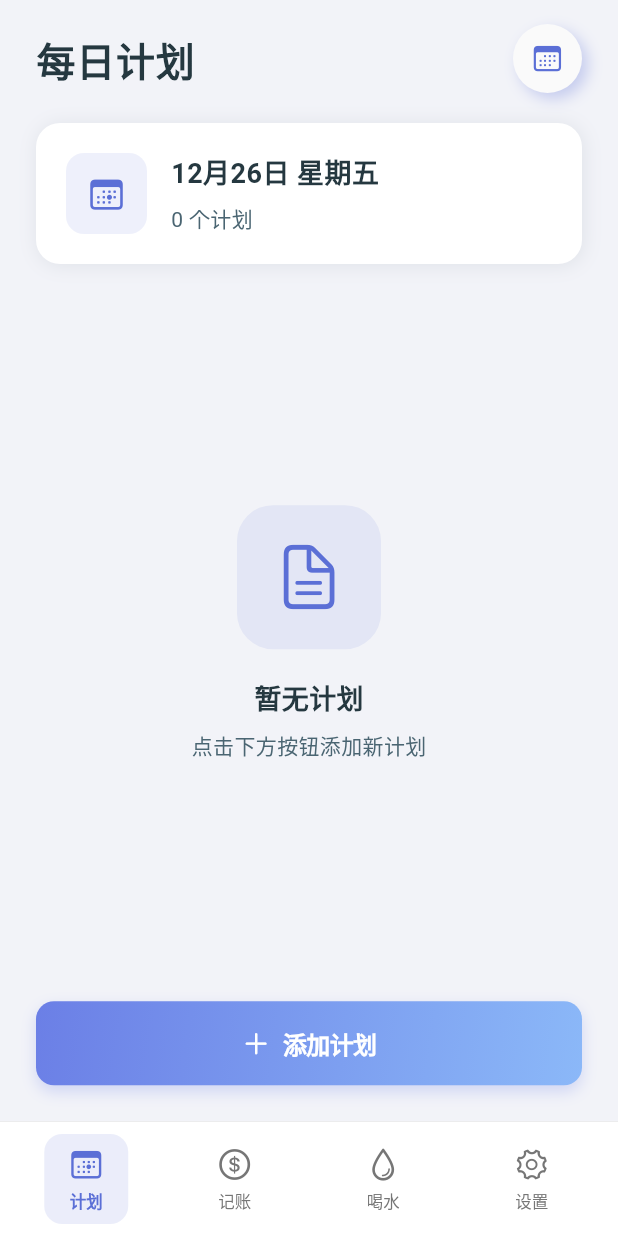
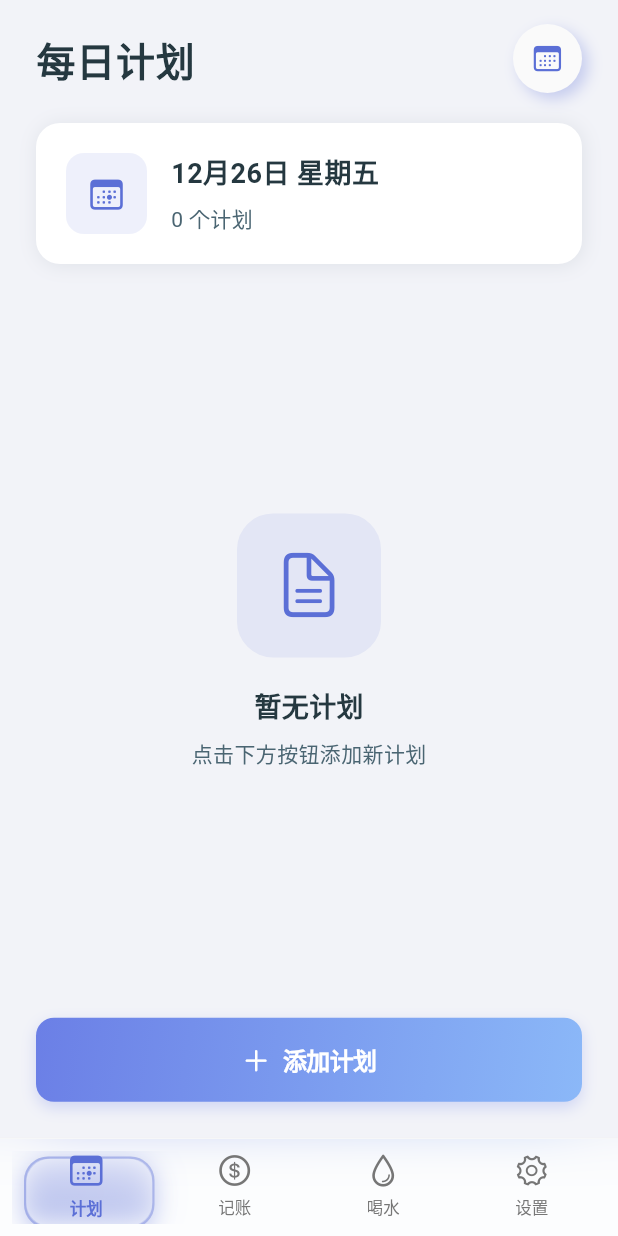
Before and after one commit to qq357877431/flutter_app, a Flutter app: the HomeScreen screen opened by its route, on a phone screen of 412 x 824 dp. Run offline on Flutter 3.47's test engine with Material 3 defaults, Android fonts, the phone set to English and light mode, and no system bars; our stand-ins replace dio, flutter_local_notifications, flutter_riverpod, shared_preferences, timezone; accounts and stored records are empty; network calls fail.

Commit message:
底部导航栏: iOS Liquid Glass液态玻璃风格，支持拖动切换

```diff
--- a/flutter_app/lib/screens/home_screen.dart
+++ b/flutter_app/lib/screens/home_screen.dart
@@ -1,3 +1,4 @@
+import 'dart:ui';
 import 'package:flutter/cupertino.dart';
 import 'package:flutter/material.dart';
 import '../config/colors.dart';
@@ -13,29 +14,89 @@ class HomeScreen extends StatefulWidget {
   State<HomeScreen> createState() => _HomeScreenState();
 }
 
-class _HomeScreenState extends State<HomeScreen> with SingleTickerProviderStateMixin {
+class _HomeScreenState extends State<HomeScreen> with TickerProviderStateMixin {
   int _currentIndex = 0;
-  late AnimationController _animationController;
+  late PageController _pageController;
+  late AnimationController _liquidController;
+
+  double _dragStartX = 0;
+  double _liquidPosition = 0; // 0-3 对应4个tab
+  bool _isDragging = false;
+
+  final List<_NavItemData> _navItems = [
+    _NavItemData('计划', CupertinoIcons.calendar, CupertinoIcons.calendar_today),
+    _NavItemData('记账', CupertinoIcons.money_dollar_circle, CupertinoIcons.money_dollar_circle_fill),
+    _NavItemData('喝水', CupertinoIcons.drop, CupertinoIcons.drop_fill),
+    _NavItemData('设置', CupertinoIcons.gear, CupertinoIcons.gear_solid),
+  ];
 
   @override
   void initState() {
     super.initState();
-    _animationController = AnimationController(
+    _pageController = PageController(initialPage: _currentIndex);
+    _liquidController = AnimationController(
       vsync: this,
-      duration: const Duration(milliseconds: 200),
+      duration: const Duration(milliseconds: 300),
     );
+    _liquidPosition = _currentIndex.toDouble();
   }
 
   @override
   void dispose() {
-    _animationController.dispose();
+    _pageController.dispose();
+    _liquidController.dispose();
     super.dispose();
   }
 
   void _onTabTapped(int index) {
     if (_currentIndex != index) {
-      setState(() => _currentIndex = index);
-      _animationController.forward(from: 0);
+      setState(() {
+        _currentIndex = index;
+        _liquidPosition = index.toDouble();
+      });
+      _pageController.animateToPage(
+        index,
+        duration: const Duration(milliseconds: 300),
+        curve: Curves.easeOutCubic,
+      );
+      _liquidController.forward(from: 0);
+    }
+  }
+
+  void _onPageChanged(int index) {
+    setState(() {
+      _currentIndex = index;
+      _liquidPosition = index.toDouble();
+    });
+  }
+
+  void _onHorizontalDragStart(DragStartDetails details) {
+    _dragStartX = details.localPosition.dx;
+    _isDragging = true;
+  }
+
+  void _onHorizontalDragUpdate(DragUpdateDetails details, double navWidth) {
+    if (!_isDragging) return;
+
+    final itemWidth = navWidth / 4;
+    final dx = details.localPosition.dx - _dragStartX;
+    final newPosition = (_currentIndex + dx / itemWidth).clamp(0.0, 3.0);
+
+    setState(() {
+      _liquidPosition = newPosition;
+    });
+  }
+
+  void _onHorizontalDragEnd(DragEndDetails details) {
+    _isDragging = false;
+    final targetIndex = _liquidPosition.round().clamp(0, 3);
+
+    if (targetIndex != _currentIndex) {
+      _onTabTapped(targetIndex);
+    } else {
+      setState(() {
+        _liquidPosition = _currentIndex.toDouble();
+      });
     }
   }
 
@@ -43,11 +104,14 @@ class _HomeScreenState extends State<HomeScreen> with SingleTickerProviderStateM
   Widget build(BuildContext context) {
     final isDark = Theme.of(context).brightness == Brightness.dark;
     final colors = AppColors(isDark);
+    final tabColors = [colors.primary, colors.green, colors.blue, colors.orange];
 
     return Scaffold(
       backgroundColor: colors.scaffoldBg,
-      body: IndexedStack(
-        index: _currentIndex,
+      body: PageView(
+        controller: _pageController,
+        onPageChanged: _onPageChanged,
+        physics: const BouncingScrollPhysics(),
         children: const [
           PlanScreen(),
           ExpenseScreen(),
@@ -55,63 +119,195 @@ class _HomeScreenState extends State<HomeScreen> with SingleTickerProviderStateM
           SettingsScreen(),
         ],
       ),
-      bottomNavigationBar: Container(
+      bottomNavigationBar: _LiquidGlassNavBar(
+        currentIndex: _currentIndex,
+        liquidPosition: _liquidPosition,
+        navItems: _navItems,
+        tabColors: tabColors,
+        colors: colors,
+        isDark: isDark,
+        onTabTapped: _onTabTapped,
+        onHorizontalDragStart: _onHorizontalDragStart,
+        onHorizontalDragUpdate: _onHorizontalDragUpdate,
+        onHorizontalDragEnd: _onHorizontalDragEnd,
+      ),
+    );
+  }
+}
+
+class _NavItemData {
+  final String label;
+  final IconData icon;
+  final IconData activeIcon;
+
+  _NavItemData(this.label, this.icon, this.activeIcon);
+}
+
+class _LiquidGlassNavBar extends StatelessWidget {
+  final int currentIndex;
+  final double liquidPosition;
+  final List<_NavItemData> navItems;
+  final List<Color> tabColors;
+  final AppColors colors;
+  final bool isDark;
+  final Function(int) onTabTapped;
+  final Function(DragStartDetails) onHorizontalDragStart;
+  final Function(DragUpdateDetails, double) onHorizontalDragUpdate;
+  final Function(DragEndDetails) onHorizontalDragEnd;
+
+  const _LiquidGlassNavBar({
+    required this.currentIndex,
+    required this.liquidPosition,
+    required this.navItems,
+    required this.tabColors,
+    required this.colors,
+    required this.isDark,
+    required this.onTabTapped,
+    required this.onHorizontalDragStart,
+    required this.onHorizontalDragUpdate,
+    required this.onHorizontalDragEnd,
+  });
+
+  @override
+  Widget build(BuildContext context) {
+    return Container(
       decoration: BoxDecoration(
-          color: colors.cardBg,
+        color: isDark
+            ? Colors.black.withOpacity(0.6)
+            : Colors.white.withOpacity(0.8),
         border: Border(
           top: BorderSide(
-              color: colors.divider,
+            color: isDark
+                ? Colors.white.withOpacity(0.1)
+                : Colors.black.withOpacity(0.05),
             width: 0.5,
           ),
         ),
       ),
+      child: ClipRect(
+        child: BackdropFilter(
+          filter: ImageFilter.blur(sigmaX: 20, sigmaY: 20),
           child: SafeArea(
-          child: Padding(
+            child: LayoutBuilder(
+              builder: (context, constraints) {
+                final navWidth = constraints.maxWidth;
+                final itemWidth = navWidth / 4;
+
+                return GestureDetector(
+                  onHorizontalDragStart: onHorizontalDragStart,
+                  onHorizontalDragUpdate: (details) => onHorizontalDragUpdate(details, navWidth),
+                  onHorizontalDragEnd: onHorizontalDragEnd,
+                  child: Container(
+                    height: 65,
                     padding: const EdgeInsets.symmetric(horizontal: 8, vertical: 8),
-            child: Row(
+                    child: Stack(
+                      children: [
+                        // 液态玻璃指示器
+                        AnimatedPositioned(
+                          duration: const Duration(milliseconds: 200),
+                          curve: Curves.easeOutCubic,
+                          left: liquidPosition * itemWidth + 8,
+                          top: 4,
+                          child: _LiquidIndicator(
+                            width: itemWidth - 16,
+                            color: tabColors[liquidPosition.round().clamp(0, 3)],
+                            isDark: isDark,
+                          ),
+                        ),
+                        // 导航项
+                        Row(
                           mainAxisAlignment: MainAxisAlignment.spaceAround,
-              children: [
-                _NavItem(
-                  index: 0,
-                  currentIndex: _currentIndex,
-                  icon: CupertinoIcons.calendar,
-                  activeIcon: CupertinoIcons.calendar_today,
-                  label: '计划',
-                  color: colors.primary,
+                          children: List.generate(4, (index) {
+                            final isSelected = currentIndex == index;
+                            final item = navItems[index];
+                            final color = tabColors[index];
+
+                            return Expanded(
+                              child: GestureDetector(
+                                onTap: () => onTabTapped(index),
+                                behavior: HitTestBehavior.opaque,
+                                child: _NavItem(
+                                  icon: item.icon,
+                                  activeIcon: item.activeIcon,
+                                  label: item.label,
+                                  isSelected: isSelected,
+                                  color: color,
                                   colors: colors,
-                  onTap: () => _onTabTapped(0),
                                 ),
-                _NavItem(
-                  index: 1,
-                  currentIndex: _currentIndex,
-                  icon: CupertinoIcons.money_dollar_circle,
-                  activeIcon: CupertinoIcons.money_dollar_circle_fill,
-                  label: '记账',
-                  color: colors.green,
-                  colors: colors,
-                  onTap: () => _onTabTapped(1),
                               ),
-                _NavItem(
-                  index: 2,
-                  currentIndex: _currentIndex,
-                  icon: CupertinoIcons.drop,
-                  activeIcon: CupertinoIcons.drop_fill,
-                  label: '喝水',
-                  color: colors.blue,
-                  colors: colors,
-                  onTap: () => _onTabTapped(2),
-                ),
-                _NavItem(
-                  index: 3,
-                  currentIndex: _currentIndex,
-                  icon: CupertinoIcons.gear,
-                  activeIcon: CupertinoIcons.gear_solid,
-                  label: '设置',
-                  color: colors.orange,
-                  colors: colors,
-                  onTap: () => _onTabTapped(3),
+                            );
+                          }),
                         ),
                       ],
+                    ),
+                  ),
+                );
+              },
+            ),
+          ),
+        ),
+      ),
+    );
+  }
+}
+
+class _LiquidIndicator extends StatelessWidget {
+  final double width;
+  final Color color;
+  final bool isDark;
+
+  const _LiquidIndicator({
+    required this.width,
+    required this.color,
+    required this.isDark,
+  });
+
+  @override
+  Widget build(BuildContext context) {
+    return Container(
+      width: width,
+      height: 48,
+      decoration: BoxDecoration(
+        gradient: LinearGradient(
+          begin: Alignment.topLeft,
+          end: Alignment.bottomRight,
+          colors: [
+            color.withOpacity(isDark ? 0.3 : 0.2),
+            color.withOpacity(isDark ? 0.15 : 0.1),
+          ],
+        ),
+        borderRadius: BorderRadius.circular(16),
+        border: Border.all(
+          color: color.withOpacity(isDark ? 0.4 : 0.3),
+          width: 1.5,
+        ),
+        boxShadow: [
+          BoxShadow(
+            color: color.withOpacity(0.3),
+            blurRadius: 12,
+            offset: const Offset(0, 4),
+          ),
+          BoxShadow(
+            color: color.withOpacity(0.1),
+            blurRadius: 20,
+            spreadRadius: 2,
+          ),
+        ],
+      ),
+      child: ClipRRect(
+        borderRadius: BorderRadius.circular(16),
+        child: BackdropFilter(
+          filter: ImageFilter.blur(sigmaX: 8, sigmaY: 8),
+          child: Container(
+            decoration: BoxDecoration(
+              gradient: LinearGradient(
+                begin: Alignment.topCenter,
+                end: Alignment.bottomCenter,
+                colors: [
+                  Colors.white.withOpacity(isDark ? 0.1 : 0.4),
+                  Colors.white.withOpacity(isDark ? 0.05 : 0.1),
+                ],
+              ),
             ),
           ),
         ),
@@ -121,50 +317,41 @@ class _HomeScreenState extends State<HomeScreen> with SingleTickerProviderStateM
 }
 
 class _NavItem extends StatelessWidget {
-  final int index;
-  final int currentIndex;
   final IconData icon;
   final IconData activeIcon;
   final String label;
+  final bool isSelected;
   final Color color;
   final AppColors colors;
-  final VoidCallback onTap;
 
   const _NavItem({
-    required this.index,
-    required this.currentIndex,
     required this.icon,
     required this.activeIcon,
     required this.label,
+    required this.isSelected,
     required this.color,
     required this.colors,
-    required this.onTap,
   });
 
   @override
   Widget build(BuildContext context) {
-    final isSelected = currentIndex == index;
-
-    return GestureDetector(
-      onTap: onTap,
-      behavior: HitTestBehavior.opaque,
-      child: AnimatedContainer(
-        duration: const Duration(milliseconds: 200),
-        padding: const EdgeInsets.symmetric(horizontal: 16, vertical: 8),
-        decoration: BoxDecoration(
-          color: isSelected ? color.withOpacity(0.12) : Colors.transparent,
-          borderRadius: BorderRadius.circular(12),
-        ),
-        child: Column(
+    return Column(
       mainAxisSize: MainAxisSize.min,
+      mainAxisAlignment: MainAxisAlignment.center,
       children: [
         AnimatedSwitcher(
           duration: const Duration(milliseconds: 200),
+          transitionBuilder: (child, animation) {
+            return ScaleTransition(
+              scale: animation,
+              child: child,
+            );
+          },
           child: Icon(
             isSelected ? activeIcon : icon,
             key: ValueKey(isSelected),
             color: isSelected ? color : colors.textTertiary,
-                size: 24,
+            size: isSelected ? 26 : 24,
           ),
         ),
         const SizedBox(height: 4),
@@ -178,8 +365,6 @@ class _NavItem extends StatelessWidget {
           child: Text(label),
         ),
       ],
-        ),
-      ),
     );
   }
 }
```
Lines whose indentation alone changed are shown as unchanged.
